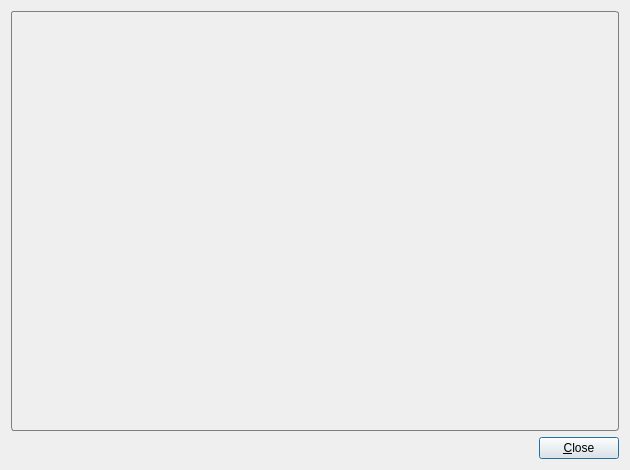
Old version of the form src/m64py/ui/plugin.ui in the repository mupen64plus/mupen64plus-ui-python.
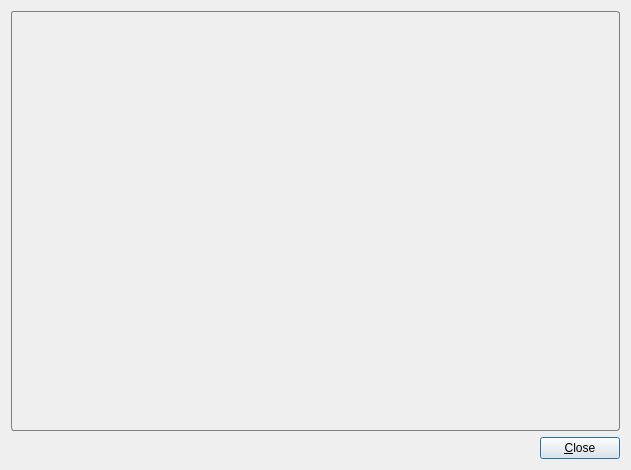
New version of the form.

Commit message: change plugins layout

What changed in the file:
```diff
--- a/src/m64py/ui/plugin.ui
+++ b/src/m64py/ui/plugin.ui
@@ -6,7 +6,7 @@
    <rect>
     <x>0</x>
     <y>0</y>
-    <width>630</width>
+    <width>631</width>
     <height>470</height>
    </rect>
   </property>
@@ -45,16 +45,10 @@
  }</string>
      </property>
      <layout class="QGridLayout" name="gridLayout_2">
-      <property name="leftMargin">
-       <number>9</number>
-      </property>
-      <property name="topMargin">
-       <number>9</number>
-      </property>
       <item row="0" column="0">
        <widget class="QScrollArea" name="scrollArea">
         <property name="sizePolicy">
-         <sizepolicy hsizetype="Expanding" vsizetype="Expanding">
+         <sizepolicy hsizetype="MinimumExpanding" vsizetype="MinimumExpanding">
           <horstretch>0</horstretch>
           <verstretch>0</verstretch>
          </sizepolicy>
@@ -75,13 +69,23 @@
           <rect>
            <x>0</x>
            <y>0</y>
-           <width>592</width>
+           <width>593</width>
            <height>390</height>
           </rect>
          </property>
-         <layout class="QVBoxLayout" name="verticalLayout_2">
-          <item>
-           <layout class="QGridLayout" name="gridLayout"/>
+         <property name="sizePolicy">
+          <sizepolicy hsizetype="MinimumExpanding" vsizetype="MinimumExpanding">
+           <horstretch>0</horstretch>
+           <verstretch>0</verstretch>
+          </sizepolicy>
+         </property>
+         <layout class="QGridLayout" name="gridLayout_4">
+          <item row="0" column="0">
+           <layout class="QGridLayout" name="gridLayout">
+            <property name="spacing">
+             <number>8</number>
+            </property>
+           </layout>
           </item>
          </layout>
         </widget>
```
The commit also changes 1 other file.
